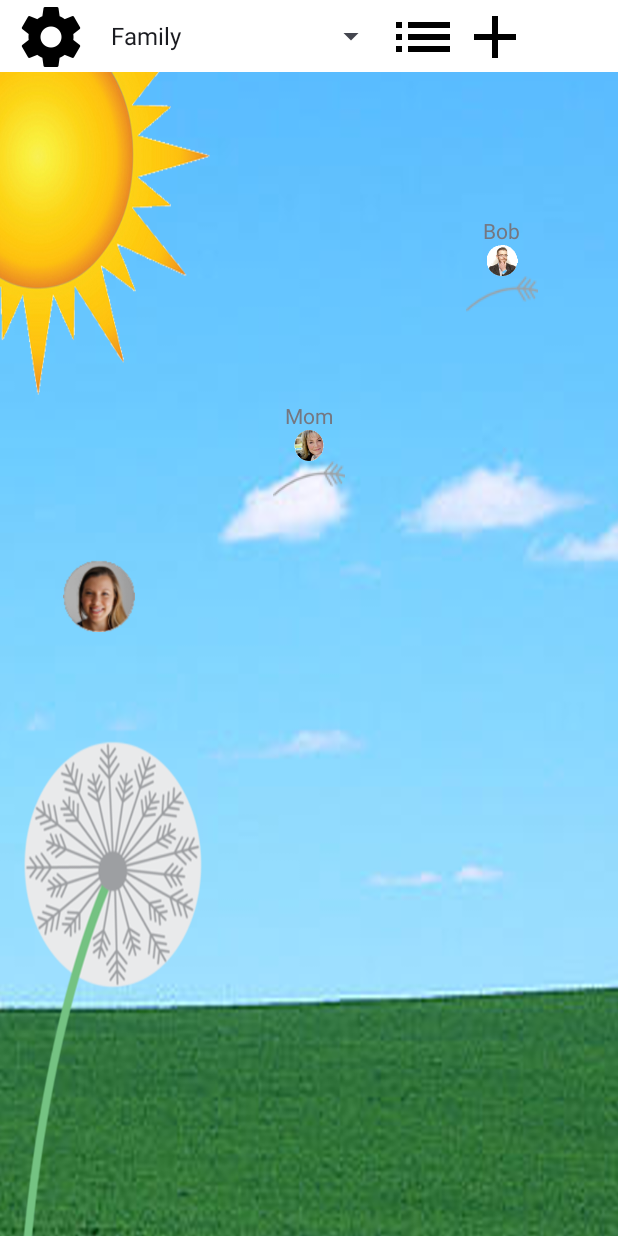
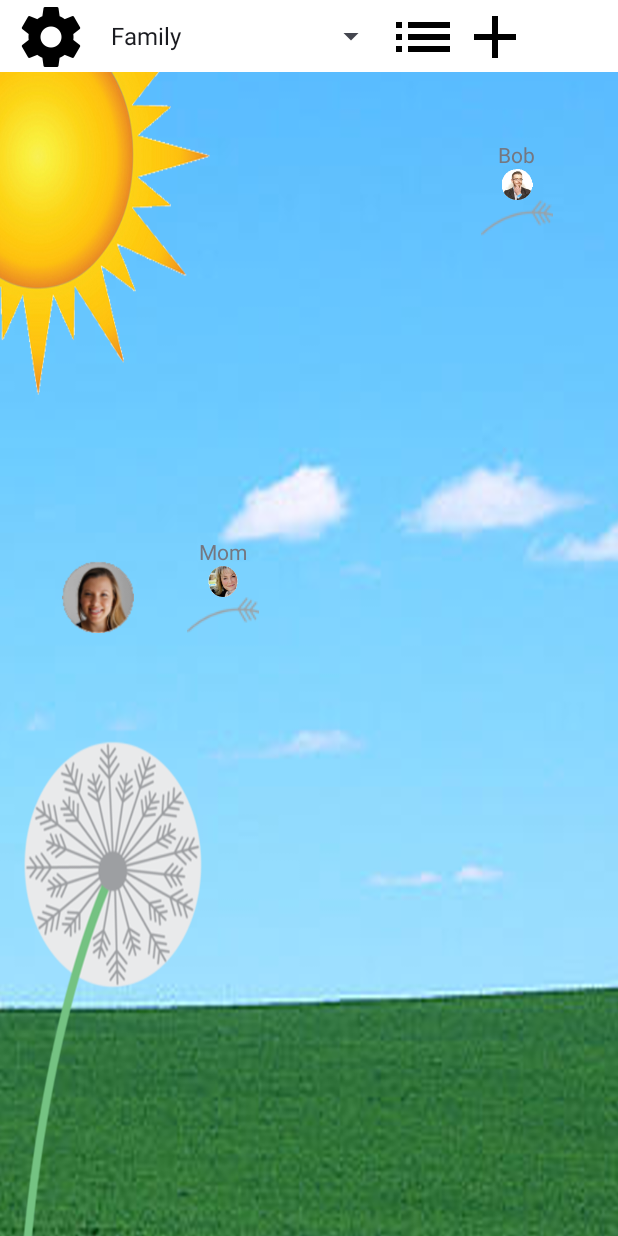
Before and after one commit to csjacob2/cs465-F2015, an Android app: the screen it shows after launch (MainActivity), on a phone screen of 412 x 824 dp. Run offline under Robolectric (Android 15) with nearby library versions, the phone set to English and light mode, and no system bars.

Commit message:
Add lanes to main screen, move Bob closer after messaging him

```diff
--- a/CS465Messager/app/src/main/java/com/messager/og2/cs465/cs465messager/Conversation.java
+++ b/CS465Messager/app/src/main/java/com/messager/og2/cs465/cs465messager/Conversation.java
@@ -17,14 +17,21 @@ public class Conversation {
     // exclamation point to be shown next to the conversation in the relevant screens.
     public boolean urgent;
 
-    // A string to display as the timestamp. This isn't a real timestamp, just hardcoded strings.
-    // E.g., "Just now", "7 days ago".
-    public String timestamp;
+    // The number of days since the last message in this conversation.
+    public int timestamp;
 
-    public Conversation(Person withPerson, ConversationEntry[] entries, boolean urgent, String timestamp) {
+    public Conversation(Person withPerson, ConversationEntry[] entries, boolean urgent, int timestamp) {
         this.withPerson = withPerson;
         this.entries = new LinkedList<ConversationEntry>(Arrays.asList(entries));
         this.urgent = urgent;
         this.timestamp = timestamp;
     }
+
+    public String timestampString() {
+        if (timestamp == 0) {
+            return "Just now";
+        } else {
+            return Integer.toString(timestamp) + " days ago";
+        }
+    }
 }
--- a/CS465Messager/app/src/main/java/com/messager/og2/cs465/cs465messager/ConversationActivity.java
+++ b/CS465Messager/app/src/main/java/com/messager/og2/cs465/cs465messager/ConversationActivity.java
@@ -40,7 +40,7 @@ public class ConversationActivity extends Activity {
 
         urgent.setText(conversation.urgent ? "!" : "");
         name.setText(withPerson.name);
-        timestamp.setText(conversation.timestamp);
+        timestamp.setText(conversation.timestampString());
 
         final String color = "#ff69b4";
 
@@ -72,7 +72,7 @@ public class ConversationActivity extends Activity {
 
         conversation.entries.add(new ConversationEntry(MainActivity.me, text));
         conversation.urgent = false;
-        conversation.timestamp = "Just now";
+        conversation.timestamp = 0;
 
         // Clear the text entry and close the keyboard.
         editText.setText("");
--- a/CS465Messager/app/src/main/java/com/messager/og2/cs465/cs465messager/MainActivity.java
+++ b/CS465Messager/app/src/main/java/com/messager/og2/cs465/cs465messager/MainActivity.java
@@ -25,7 +25,6 @@ public class MainActivity extends Activity implements AdapterView.OnItemSelected
     Spinner spinner;
     RelativeLayout mainLayout;
 
-
     static Person me = new Person("Me",  R.drawable.ppc1);
     static List<Person> contacts = new LinkedList<Person>(Arrays.asList(
             new Person("Bob", R.drawable.ppc2),
@@ -42,8 +41,8 @@ public class MainActivity extends Activity implements AdapterView.OnItemSelected
         spinner.setAdapter(new ArrayAdapter(this, android.R.layout.simple_list_item_1, Constants.spinnerList));
 
         // Add the contacts/seeds to the main view in predefined locations.
-        addSeed(R.id.bob, contacts.get(0));
-        addSeed(R.id.mom, contacts.get(1));
+        addSeed(R.id.diag_far, contacts.get(0));    // Bob
+        addSeed(R.id.bottom_near, contacts.get(1)); // Mom
     }
 
     // Instantiates a seed view and adds it to the main screen. layoutId is the ID of some
@@ -67,7 +66,7 @@ public class MainActivity extends Activity implements AdapterView.OnItemSelected
             }
         });
 
-        // TODO
+        // When the user long-clicks on a contact/seed, open the notification configuration dialog.
         seed.setOnLongClickListener(new View.OnLongClickListener() {
             @Override
             public boolean onLongClick(View view) {
@@ -78,6 +77,18 @@ public class MainActivity extends Activity implements AdapterView.OnItemSelected
         });
 
         layout.addView(seed);
+        person.seedLocation = layoutId;
+    }
+
+    // Instantiates a seed view and adds it to the main screen. layoutId is the ID of some
+    // layout on the main screen that you want to add the seed to.
+    private void moveSeed(int newLayoutId, final Person person)
+    {
+        LinearLayout layout = (LinearLayout)findViewById(person.seedLocation);
+
+        layout.removeAllViews();
+
+        addSeed(newLayoutId, person);
     }
 
     public void clickcheck(View v) {
@@ -127,4 +138,16 @@ public class MainActivity extends Activity implements AdapterView.OnItemSelected
     public void onNothingSelected(AdapterView<?> parent) {
 
     }
+
+    @Override
+    public void onResume() {
+        super.onResume();
+
+        // If the user has sent a message to Bob, move him near the dandelion.
+        if (MessageViewActivity.conversations[0].timestamp == 0) {
+            moveSeed(R.id.diag_near, contacts.get(0));
+        }
+
+        // TODO: Move people around for other reasons?
+    }
 }
--- a/CS465Messager/app/src/main/java/com/messager/og2/cs465/cs465messager/MessageViewActivity.java
+++ b/CS465Messager/app/src/main/java/com/messager/og2/cs465/cs465messager/MessageViewActivity.java
@@ -11,22 +11,22 @@ public class MessageViewActivity extends Activity {
 
     // The list of all conversations that the user has ongoing.
     static Conversation[] conversations = {
-            new Conversation(MainActivity.contacts.get(0), // Who the conversation is with.
+            new Conversation(MainActivity.contacts.get(0), // Who the conversation is with. Bob, in this case.
                     new ConversationEntry[] {              // Individual chat entries.
                             new ConversationEntry(MainActivity.me, "Hey"),
                             new ConversationEntry(MainActivity.contacts.get(0), "What's up?"),
                             new ConversationEntry(MainActivity.me, "Nothing! Blah blah blah blah this is a very long line.")
                     },
-                    true,
-                    "7 days ago"),
-            new Conversation(MainActivity.contacts.get(1), // Who the conversation is with.
+                    true, // Urgent flag.
+                    7),   // Days since last contacted.
+            new Conversation(MainActivity.contacts.get(1), // Who the conversation is with. Mom, in this case.
                     new ConversationEntry[] {              // Individual chat entries.
                             new ConversationEntry(MainActivity.me, "How are you?"),
                             new ConversationEntry(MainActivity.contacts.get(1), "Good, you?"),
                             new ConversationEntry(MainActivity.me, "Fine")
                     },
-                    false,
-                    "Just now")
+                    false, // Urgent flag.
+                    0)     // Days since last contacted.
     };
 
     @Override
--- a/CS465Messager/app/src/main/java/com/messager/og2/cs465/cs465messager/MessageViewAdapter.java
+++ b/CS465Messager/app/src/main/java/com/messager/og2/cs465/cs465messager/MessageViewAdapter.java
@@ -48,7 +48,7 @@ public class MessageViewAdapter extends ArrayAdapter<Conversation> {
         urgent.setText(conversation.urgent ? "!" : "");
         image.setImageResource(conversation.withPerson.image);
         name.setText(conversation.withPerson.name);
-        timestamp.setText(conversation.timestamp);
+        timestamp.setText(conversation.timestampString());
         text.setText(conversation.entries.get(conversation.entries.size() - 1).chatText);
 
         final String color = "#ff69b4";
--- a/CS465Messager/app/src/main/java/com/messager/og2/cs465/cs465messager/Person.java
+++ b/CS465Messager/app/src/main/java/com/messager/og2/cs465/cs465messager/Person.java
@@ -4,6 +4,7 @@ public class Person {
     public String name;
     public int image;
     public int reminderFreq = 7;
+    public int seedLocation = -1;
 
     public Person(String name, int image) {
         this.name = name;
--- a/CS465Messager/app/src/main/res/layout/activity_main.xml
+++ b/CS465Messager/app/src/main/res/layout/activity_main.xml
@@ -15,10 +15,10 @@
     <LinearLayout
         android:layout_width="64dp"
         android:layout_height="64dp"
-        android:layout_marginEnd="45dp"
-        android:id="@+id/bob"
+        android:layout_marginEnd="35dp"
+        android:id="@+id/diag_far"
         android:orientation="vertical"
-        android:layout_marginTop="96dp"
+        android:layout_marginTop="45dp"
         android:layout_below="@+id/linearLayout"
         android:layout_alignParentEnd="true">
 
@@ -27,12 +27,23 @@
     <LinearLayout
         android:layout_width="64dp"
         android:layout_height="64dp"
-        android:id="@+id/mom"
+        android:id="@+id/diag_mid"
         android:orientation="vertical"
-        android:layout_below="@+id/linearLayout2"
-        android:layout_centerHorizontal="true">
+        android:layout_marginTop="27dp"
+        android:layout_below="@+id/diag_far"
+        android:layout_toStartOf="@+id/diag_far">
 
     </LinearLayout>
+
+    <LinearLayout
+        android:layout_width="64dp"
+        android:layout_height="64dp"
+        android:id="@+id/diag_near"
+        android:orientation="vertical"
+        android:layout_marginStart="27dp"
+        android:layout_marginTop="28dp"
+        android:layout_below="@+id/diag_mid"
+        android:layout_toEndOf="@+id/button" />
 
     <LinearLayout
         android:layout_alignParentTop="true"
@@ -65,23 +76,62 @@
             android:id="@+id/add" />
     </LinearLayout>
 
-    <LinearLayout
-        android:layout_width="wrap_content"
-        android:layout_height="wrap_content"
-        android:orientation="vertical"
-        android:layout_marginLeft="20dp"
-        android:layout_below="@+id/bob"
-        android:layout_marginTop="59dp"
-        android:id="@+id/linearLayout2"></LinearLayout>
-
     <Button
         android:layout_width="48dp"
         android:layout_height="48dp"
         android:background="@drawable/ppc1"
         android:id="@+id/button"
-        android:layout_marginStart="22dp"
-        android:layout_marginTop="42dp"
-        android:layout_below="@+id/mom"
-        android:layout_toEndOf="@+id/linearLayout2" />
+        android:layout_marginStart="41dp"
+        android:layout_below="@+id/diag_near"
+        android:layout_alignParentStart="true"
+        android:layout_marginTop="33dp" />
+
+    <LinearLayout
+        android:layout_width="64dp"
+        android:layout_height="64dp"
+        android:id="@+id/top_near"
+        android:orientation="vertical"
+        android:layout_below="@+id/diag_mid"
+        android:layout_alignEnd="@+id/button" />
+
+    <LinearLayout
+        android:layout_width="64dp"
+        android:layout_height="64dp"
+        android:id="@+id/top_mid"
+        android:orientation="vertical"
+        android:layout_below="@+id/diag_far"
+        android:layout_alignStart="@+id/top_near" />
+
+    <LinearLayout
+        android:layout_width="64dp"
+        android:layout_height="64dp"
+        android:id="@+id/top_far"
+        android:orientation="vertical"
+        android:layout_below="@+id/linearLayout"
+        android:layout_alignStart="@+id/top_mid" />
+
+    <LinearLayout
+        android:layout_width="64dp"
+        android:layout_height="64dp"
+        android:id="@+id/bottom_near"
+        android:orientation="vertical"
+        android:layout_alignBottom="@+id/button"
+        android:layout_alignStart="@+id/diag_near" />
+
+    <LinearLayout
+        android:layout_width="64dp"
+        android:layout_height="64dp"
+        android:id="@+id/bottom_mid"
+        android:orientation="vertical"
+        android:layout_alignTop="@+id/bottom_near"
+        android:layout_toStartOf="@+id/diag_far" />
+
+    <LinearLayout
+        android:layout_width="64dp"
+        android:layout_height="64dp"
+        android:id="@+id/bottom_far"
+        android:orientation="vertical"
+        android:layout_alignTop="@+id/bottom_mid"
+        android:layout_alignParentEnd="true" />
 
 </RelativeLayout>
--- a/CS465Messager/app/src/main/res/layout/conversation_entry_list_item.xml
+++ b/CS465Messager/app/src/main/res/layout/conversation_entry_list_item.xml
@@ -20,8 +20,8 @@
         android:id="@+id/text"
         android:layout_width="match_parent"
         android:layout_height="match_parent"
-        android:paddingLeft="72dp"
-        android:paddingRight="72dp"
+        android:paddingLeft="76dp"
+        android:paddingRight="76dp"
         />
 
     <!-- Right image -->
```
